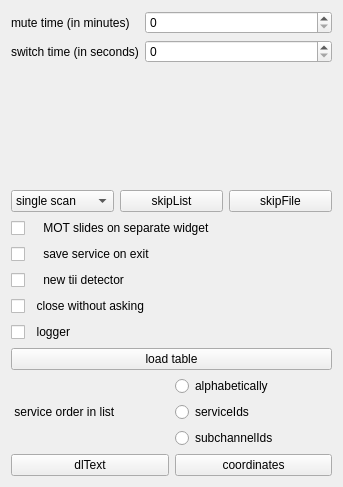
Qt form forms/config-helper.ui (JvanKatwijk/qt-dab) before a commit.
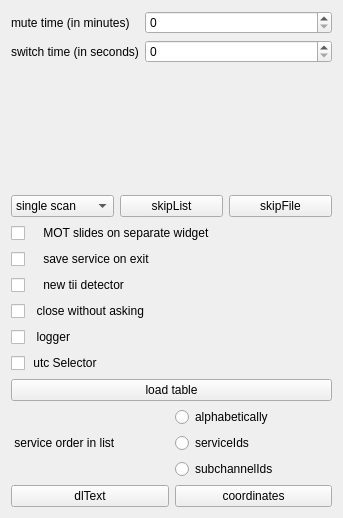
The same form after that commit. Custom widgets are drawn as their Qt base class.

Diff of the .ui file:
```diff
--- a/forms/config-helper.ui
+++ b/forms/config-helper.ui
@@ -7,7 +7,7 @@
     <x>0</x>
     <y>0</y>
     <width>343</width>
-    <height>487</height>
+    <height>518</height>
    </rect>
   </property>
   <property name="windowTitle">
@@ -133,6 +133,13 @@
      </property>
     </widget>
    </item>
+   <item>
+    <widget class="QCheckBox" name="utcSelector">
+     <property name="text">
+      <string> utc Selector</string>
+     </property>
+    </widget>
+   </item>
    <item>
     <widget class="QPushButton" name="loadTableButton">
      <property name="text">
```
